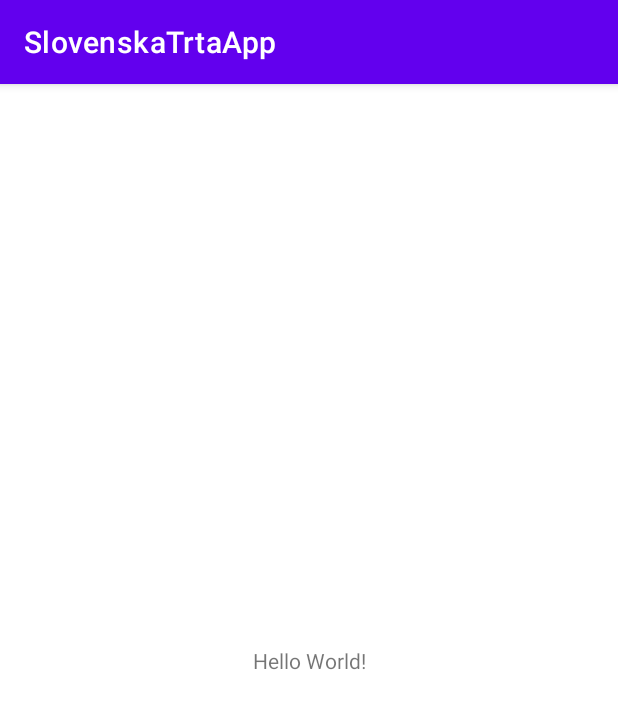
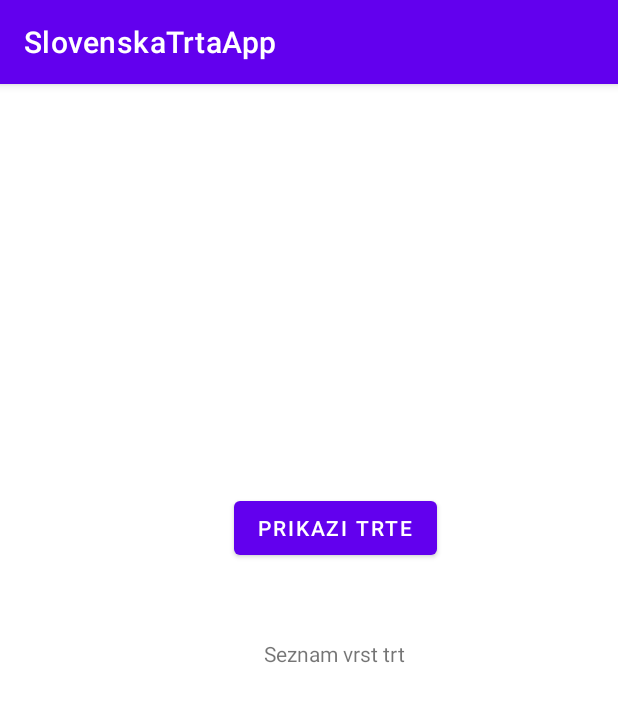
Before and after one commit to lukagrahor/SlovenskaTrtaApp, an Android app: the screen it shows after launch (MainActivity), on a phone screen of 412 x 824 dp. Shown: the top 709 px of the screen. Run offline under Robolectric (Android 15) with nearby library versions, the phone set to English and light mode, and no system bars; our stand-ins replace Volley.

Commit message:
Dodan Get trte

```diff
--- a/app/src/main/java/com/example/slovenskatrtaapp/MainActivity.java
+++ b/app/src/main/java/com/example/slovenskatrtaapp/MainActivity.java
@@ -4,11 +4,77 @@ import androidx.appcompat.app.AppCompatActivity;
 
 import android.os.Bundle;
 
+import android.content.Intent;
+import android.os.Bundle;
+import android.text.method.ScrollingMovementMethod;
+import android.util.Log;
+import android.view.View;
+import android.widget.TextView;
+import androidx.appcompat.app.AppCompatActivity;
+import com.android.volley.RequestQueue;
+import com.android.volley.Response;
+import com.android.volley.VolleyError;
+import com.android.volley.toolbox.JsonArrayRequest;
+import com.android.volley.toolbox.Volley;
+import org.json.JSONArray;
+import org.json.JSONException;
+import org.json.JSONObject;
+import java.util.ArrayList;
+
 public class MainActivity extends AppCompatActivity {
+    private RequestQueue requestQueue;
+    private TextView trte;
+    private String url = "https://slovenskatrta-is.azurewebsites.net/api/v1/Trte";
 
     @Override
     protected void onCreate(Bundle savedInstanceState) {
         super.onCreate(savedInstanceState);
         setContentView(R.layout.activity_main);
+        requestQueue = Volley.newRequestQueue(getApplicationContext());
+        trte = (TextView) findViewById(R.id.trte);
     }
+
+    public void prikaziTrte(View view) {
+        if (view != null) {
+            JsonArrayRequest request = new JsonArrayRequest(url, jsonArrayListener, errorListener);
+            requestQueue.add(request);
+        }
+    }
+
+    private Response.Listener<JSONArray> jsonArrayListener = new Response.Listener<JSONArray>() {
+        @Override
+        public void onResponse(JSONArray response) {
+            ArrayList<String> data = new ArrayList<>();
+
+            for (int i = 0; i < response.length(); i++) {
+                try {
+                    JSONObject object = response.getJSONObject(i);
+                    String id = object.getString("trteId");
+                    String sorta = object.getString("sorta");
+
+                    data.add(id + " " + sorta);
+
+                } catch (JSONException e) {
+                    e.printStackTrace();
+                    return;
+
+                }
+
+                trte.setText("");
+
+                for (String row : data) {
+                    String currentText = trte.getText().toString();
+                    trte.setText(currentText + "\n\n" + row);
+                }
+
+            }
+        }
+    };
+
+    private Response.ErrorListener errorListener = new Response.ErrorListener() {
+        @Override
+        public void onErrorResponse(VolleyError error) {
+            Log.d("REST error", error.getMessage());
+        }
+    };
 }
--- a/app/src/main/res/layout/activity_main.xml
+++ b/app/src/main/res/layout/activity_main.xml
@@ -6,14 +6,32 @@
     android:layout_height="match_parent"
     tools:context=".MainActivity">
 
+
     <TextView
+        android:id="@+id/trte"
+        android:layout_width="wrap_content"
+        android:layout_height="0dp"
+        android:layout_marginLeft="176dp"
+        android:layout_marginTop="50dp"
+        android:layout_marginBottom="10dp"
+        android:text="@string/seznam_vrst_trt"
+        app:layout_constraintBottom_toBottomOf="parent"
+        app:layout_constraintLeft_toLeftOf="parent"
+        app:layout_constraintTop_toBottomOf="@+id/prikaziTrte"
+        app:layout_constraintVertical_bias="0.0"
+        tools:layout_constraintLeft_creator="1"
+        tools:layout_constraintTop_creator="1" />
+
+    <Button
+        android:id="@+id/prikaziTrte"
         android:layout_width="wrap_content"
         android:layout_height="wrap_content"
-        android:text="Hello World!"
-        app:layout_constraintBottom_toBottomOf="parent"
-        app:layout_constraintEnd_toEndOf="parent"
-        app:layout_constraintStart_toStartOf="parent"
-        app:layout_constraintTop_toTopOf="parent" />
-
-
+        android:layout_marginLeft="156dp"
+        android:layout_marginTop="272dp"
+        android:onClick="prikaziTrte"
+        android:text="Prikazi trte"
+        app:layout_constraintLeft_toLeftOf="parent"
+        app:layout_constraintTop_toTopOf="parent"
+        tools:layout_constraintLeft_creator="1"
+        tools:layout_constraintTop_creator="1" />
 </androidx.constraintlayout.widget.ConstraintLayout>
--- a/app/src/main/res/values/strings.xml
+++ b/app/src/main/res/values/strings.xml
@@ -1,3 +1,4 @@
 <resources>
     <string name="app_name">SlovenskaTrtaApp</string>
+    <string name="seznam_vrst_trt">Seznam vrst trt</string>
 </resources>
```
